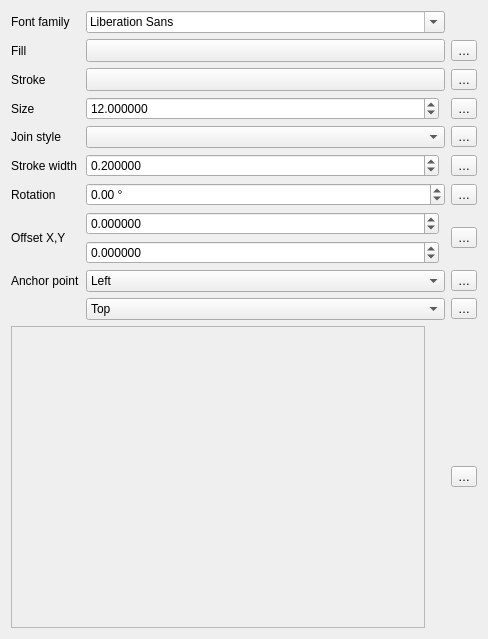
Before: the Qt Designer form src/ui/symbollayer/widget_fontmarker.ui in carsmie/QGIS, drawn with Qt 5.
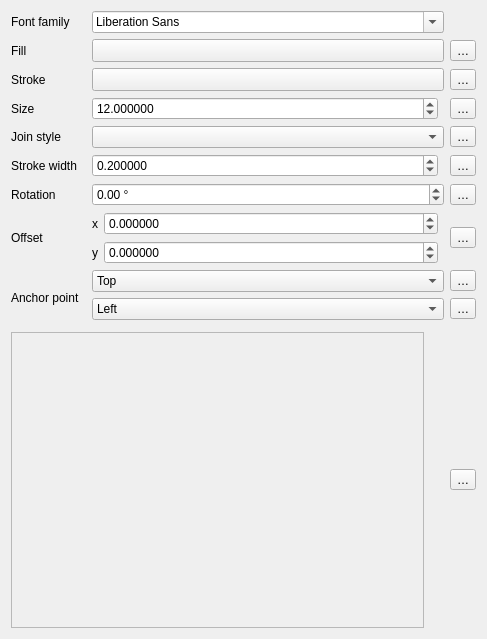
After: the same form once the commit is applied. Custom widgets are drawn as their Qt base class.

```diff
--- a/src/ui/symbollayer/widget_fontmarker.ui
+++ b/src/ui/symbollayer/widget_fontmarker.ui
@@ -6,7 +6,7 @@
    <rect>
     <x>0</x>
     <y>0</y>
-    <width>488</width>
+    <width>487</width>
     <height>639</height>
    </rect>
   </property>
@@ -21,7 +21,7 @@
      </property>
     </widget>
    </item>
-   <item row="5" column="1">
+   <item row="5" column="2">
     <layout class="QHBoxLayout" name="horizontalLayout_3">
      <item>
       <widget class="QgsDoubleSpinBox" name="mStrokeWidthSpinBox">
@@ -59,20 +59,30 @@
          <height>0</height>
         </size>
        </property>
+       <property name="focusPolicy">
+        <enum>Qt::StrongFocus</enum>
+       </property>
       </widget>
      </item>
     </layout>
    </item>
-   <item row="8" column="0">
+   <item row="8" column="0" rowspan="3">
     <widget class="QLabel" name="mAnchorPointLabel">
      <property name="text">
       <string>Anchor point</string>
      </property>
     </widget>
    </item>
-   <item row="7" column="1">
+   <item row="7" column="2">
     <layout class="QGridLayout" name="gridLayout_2">
      <item row="0" column="0">
+      <widget class="QLabel" name="label_3">
+       <property name="text">
+        <string>x</string>
+       </property>
+      </widget>
+     </item>
+     <item row="0" column="1">
       <widget class="QgsDoubleSpinBox" name="spinOffsetX">
        <property name="sizePolicy">
         <sizepolicy hsizetype="Minimum" vsizetype="Fixed">
@@ -94,7 +104,7 @@
        </property>
       </widget>
      </item>
-     <item row="0" column="1" rowspan="2">
+     <item row="0" column="2" rowspan="2">
       <widget class="QgsUnitSelectionWidget" name="mOffsetUnitWidget" native="true">
        <property name="focusPolicy">
         <enum>Qt::StrongFocus</enum>
@@ -102,6 +112,13 @@
       </widget>
      </item>
      <item row="1" column="0">
+      <widget class="QLabel" name="label_6">
+       <property name="text">
+        <string>y</string>
+       </property>
+      </widget>
+     </item>
+     <item row="1" column="1">
       <widget class="QgsDoubleSpinBox" name="spinOffsetY">
        <property name="sizePolicy">
         <sizepolicy hsizetype="Minimum" vsizetype="Fixed">
@@ -132,9 +149,7 @@
      </property>
     </widget>
    </item>
-   <item row="9" column="1">
-    <layout class="QHBoxLayout" name="horizontalLayout_6">
-     <item>
+   <item row="8" column="2">
       <widget class="QComboBox" name="mVerticalAnchorComboBox">
        <item>
         <property name="text">
@@ -153,8 +168,6 @@
        </item>
       </widget>
      </item>
-    </layout>
-   </item>
    <item row="5" column="0">
     <widget class="QLabel" name="mStrokeWidthLabel">
      <property name="text">
@@ -162,16 +175,14 @@
      </property>
     </widget>
    </item>
-   <item row="2" column="2">
+   <item row="2" column="3">
     <widget class="QgsPropertyOverrideButton" name="mStrokeColorDDBtn">
      <property name="text">
       <string>…</string>
      </property>
     </widget>
    </item>
-   <item row="8" column="1">
-    <layout class="QHBoxLayout" name="horizontalLayout_5">
-     <item>
+   <item row="9" column="2">
       <widget class="QComboBox" name="mHorizontalAnchorComboBox">
        <item>
         <property name="text">
@@ -190,8 +201,6 @@
        </item>
       </widget>
      </item>
-    </layout>
-   </item>
    <item row="2" column="0">
     <widget class="QLabel" name="label_9">
      <property name="sizePolicy">
@@ -205,7 +214,7 @@
      </property>
     </widget>
    </item>
-   <item row="3" column="1">
+   <item row="3" column="2">
     <layout class="QHBoxLayout" name="horizontalLayout">
      <item>
       <widget class="QgsDoubleSpinBox" name="spinSize">
@@ -233,18 +242,22 @@
       </widget>
      </item>
      <item>
-      <widget class="QgsUnitSelectionWidget" name="mSizeUnitWidget" native="true"/>
+      <widget class="QgsUnitSelectionWidget" name="mSizeUnitWidget" native="true">
+       <property name="focusPolicy">
+        <enum>Qt::StrongFocus</enum>
+       </property>
+      </widget>
      </item>
     </layout>
    </item>
    <item row="7" column="0">
     <widget class="QLabel" name="label_5">
      <property name="text">
-      <string>Offset X,Y</string>
+      <string>Offset</string>
      </property>
     </widget>
    </item>
-   <item row="5" column="2">
+   <item row="5" column="3">
     <widget class="QgsPropertyOverrideButton" name="mStrokeWidthDDBtn">
      <property name="text">
       <string>…</string>
@@ -258,19 +271,17 @@
      </property>
     </widget>
    </item>
-   <item row="4" column="2">
+   <item row="4" column="3">
     <widget class="QgsPropertyOverrideButton" name="mJoinStyleDDBtn">
      <property name="text">
       <string>…</string>
      </property>
     </widget>
    </item>
-   <item row="0" column="1">
+   <item row="0" column="2">
     <widget class="QFontComboBox" name="cboFont"/>
    </item>
-   <item row="1" column="1">
-    <layout class="QHBoxLayout" name="horizontalLayout_7">
-     <item>
+   <item row="1" column="2">
       <widget class="QgsColorButton" name="btnColor">
        <property name="sizePolicy">
         <sizepolicy hsizetype="Expanding" vsizetype="Fixed">
@@ -295,8 +306,6 @@
        </property>
       </widget>
      </item>
-    </layout>
-   </item>
    <item row="4" column="0">
     <widget class="QLabel" name="label_8">
      <property name="text">
@@ -307,16 +316,14 @@
      </property>
     </widget>
    </item>
-   <item row="3" column="2">
+   <item row="3" column="3">
     <widget class="QgsPropertyOverrideButton" name="mSizeDDBtn">
      <property name="text">
       <string>…</string>
      </property>
     </widget>
    </item>
-   <item row="2" column="1">
-    <layout class="QHBoxLayout" name="horizontalLayout_8">
-     <item>
+   <item row="2" column="2">
       <widget class="QgsColorButton" name="btnStrokeColor">
        <property name="sizePolicy">
         <sizepolicy hsizetype="Expanding" vsizetype="Fixed">
@@ -341,9 +348,7 @@
        </property>
       </widget>
      </item>
-    </layout>
-   </item>
-   <item row="10" column="0" colspan="2">
+   <item row="11" column="0" colspan="3">
     <layout class="QGridLayout" name="gridLayout">
      <item row="0" column="0" rowspan="2">
       <widget class="QgsScrollArea" name="scrollArea">
@@ -374,14 +379,10 @@
      </item>
     </layout>
    </item>
-   <item row="4" column="1">
-    <layout class="QHBoxLayout" name="horizontalLayout_2">
-     <item>
+   <item row="4" column="2">
       <widget class="QgsPenJoinStyleComboBox" name="cboJoinStyle"/>
      </item>
-    </layout>
-   </item>
-   <item row="1" column="2">
+   <item row="1" column="3">
     <widget class="QgsPropertyOverrideButton" name="mColorDDBtn">
      <property name="text">
       <string>…</string>
@@ -395,9 +396,7 @@
      </property>
     </widget>
    </item>
-   <item row="6" column="1">
-    <layout class="QHBoxLayout" name="horizontalLayout_4">
-     <item>
+   <item row="6" column="2">
       <widget class="QgsDoubleSpinBox" name="spinAngle">
        <property name="wrapping">
         <bool>true</bool>
@@ -419,37 +418,35 @@
        </property>
       </widget>
      </item>
-    </layout>
-   </item>
-   <item row="6" column="2">
+   <item row="6" column="3">
     <widget class="QgsPropertyOverrideButton" name="mRotationDDBtn">
      <property name="text">
       <string>…</string>
      </property>
     </widget>
    </item>
-   <item row="7" column="2">
+   <item row="7" column="3">
     <widget class="QgsPropertyOverrideButton" name="mOffsetDDBtn">
      <property name="text">
       <string>…</string>
      </property>
     </widget>
    </item>
-   <item row="8" column="2">
+   <item row="9" column="3">
     <widget class="QgsPropertyOverrideButton" name="mHorizontalAnchorDDBtn">
      <property name="text">
       <string>…</string>
      </property>
     </widget>
    </item>
-   <item row="9" column="2">
+   <item row="8" column="3">
     <widget class="QgsPropertyOverrideButton" name="mVerticalAnchorDDBtn">
      <property name="text">
       <string>…</string>
      </property>
     </widget>
    </item>
-   <item row="10" column="2">
+   <item row="11" column="3">
     <widget class="QgsPropertyOverrideButton" name="mCharDDBtn">
      <property name="text">
       <string>…</string>
@@ -475,6 +472,12 @@
    <extends>QDoubleSpinBox</extends>
    <header>qgsdoublespinbox.h</header>
   </customwidget>
+  <customwidget>
+   <class>QgsUnitSelectionWidget</class>
+   <extends>QWidget</extends>
+   <header>qgsunitselectionwidget.h</header>
+   <container>1</container>
+  </customwidget>
   <customwidget>
    <class>QgsPenJoinStyleComboBox</class>
    <extends>QComboBox</extends>
@@ -486,12 +489,6 @@
    <header>qgsscrollarea.h</header>
    <container>1</container>
   </customwidget>
-  <customwidget>
-   <class>QgsUnitSelectionWidget</class>
-   <extends>QWidget</extends>
-   <header>qgsunitselectionwidget.h</header>
-   <container>1</container>
-  </customwidget>
  </customwidgets>
  <tabstops>
   <tabstop>cboFont</tabstop>
```
Left out of the diff: 12 changed lines with no effect on the pictures. Lines whose indentation alone changed are shown as unchanged.
